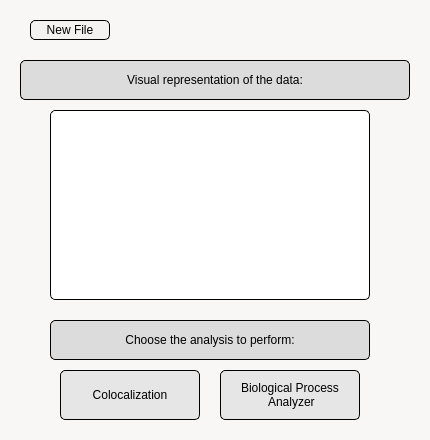
Qt form MenuWindow.ui (LorenzoTarricone/TranscriptomiC) before a commit.
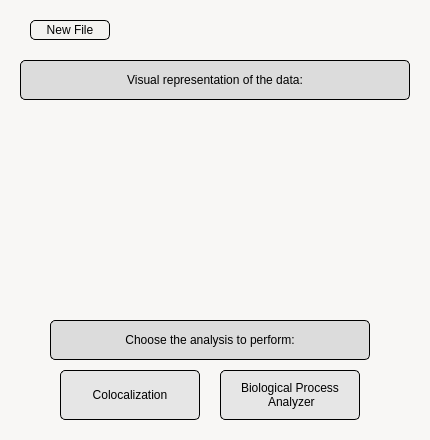
The same form after that commit. Custom widgets are drawn as their Qt base class.

Commit message: 3D plot working with data

```diff
--- a/MenuWindow.ui
+++ b/MenuWindow.ui
@@ -18,23 +18,6 @@
 </string>
   </property>
   <widget class="QWidget" name="centralwidget">
-   <widget class="QCustomPlot" name="customPlot" native="true">
-    <property name="geometry">
-     <rect>
-      <x>50</x>
-      <y>110</y>
-      <width>320</width>
-      <height>190</height>
-     </rect>
-    </property>
-    <property name="styleSheet">
-     <string notr="true">background-color: rgb(255,255,255);
-border: 1px solid black ;
-border-radius: 5px;
-padding: 0 8px;
-color: rgb(0,0,0);</string>
-    </property>
-   </widget>
    <widget class="QPushButton" name="ColocalizationButton">
     <property name="geometry">
      <rect>
@@ -151,16 +134,19 @@
      <set>Qt::AlignCenter</set>
     </property>
    </widget>
+   <widget class="QWidget" name="horizontalLayoutWidget">
+    <property name="geometry">
+     <rect>
+      <x>19</x>
+      <y>109</y>
+      <width>391</width>
+      <height>201</height>
+     </rect>
+    </property>
+    <layout class="QHBoxLayout" name="horizontalLayout"/>
+   </widget>
   </widget>
  </widget>
- <customwidgets>
-  <customwidget>
-   <class>QCustomPlot</class>
-   <extends>QWidget</extends>
-   <header location="global">qcustomplot.h</header>
-   <container>1</container>
-  </customwidget>
- </customwidgets>
  <resources/>
  <connections/>
 </ui>
```
The commit also changes 4 other files.
